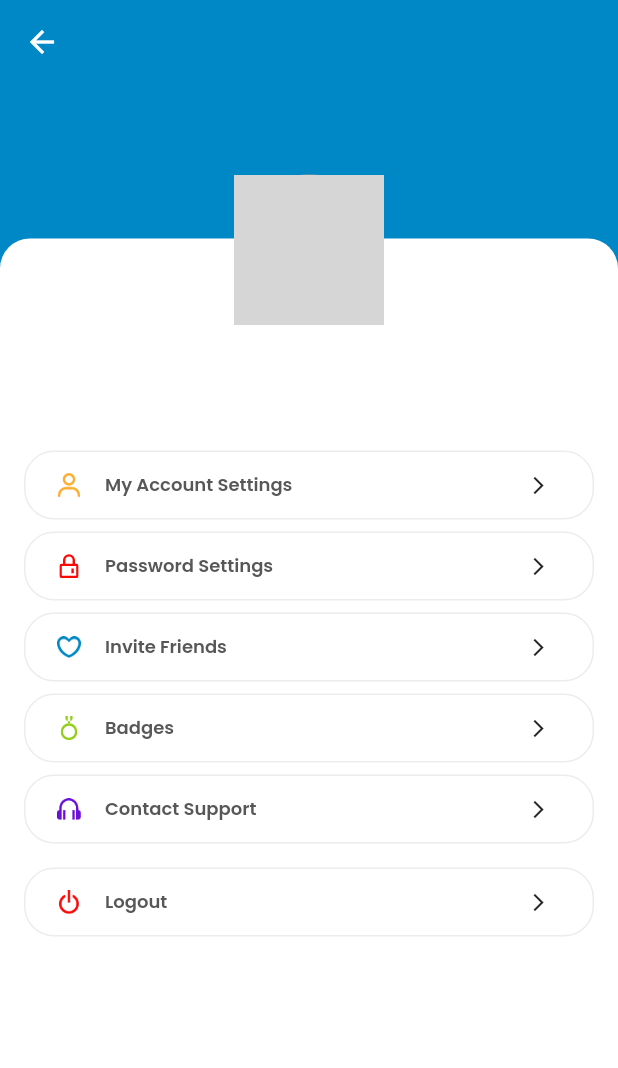
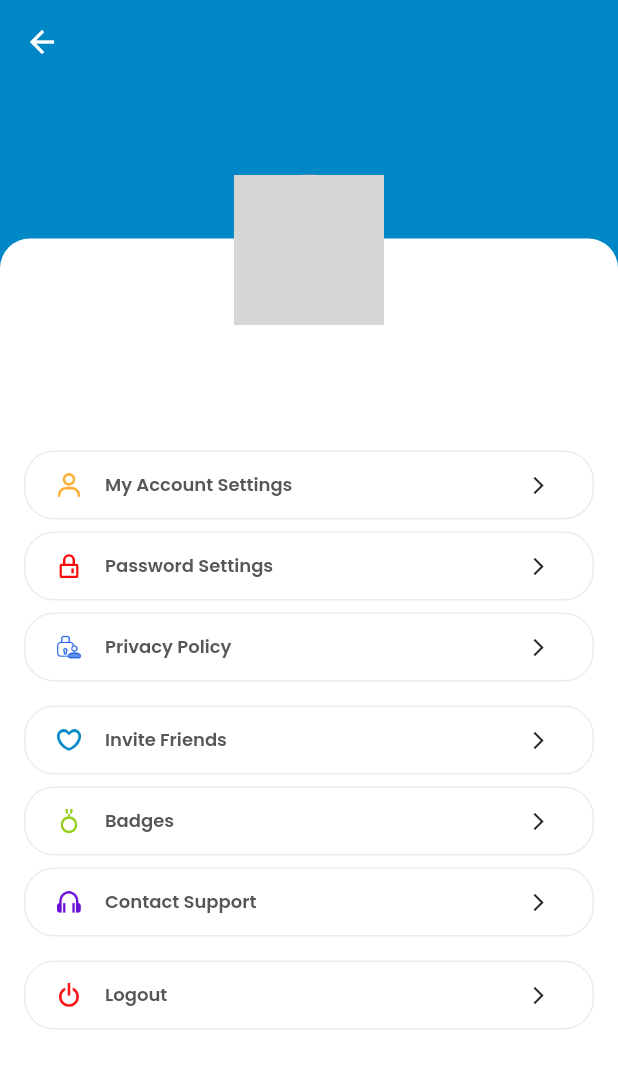
Before and after one commit to Sleeknoah/educand_main, a Flutter app: the Account screen opened directly, on a phone screen of 412 x 824 dp. Shown: the top 1068 px of the screen. Run offline on Flutter 3.47's test engine with Material 2 defaults, Android fonts, the phone set to English and light mode, and no system bars; our stand-ins replace audioplayers, flutter_svg, flutter_xlider, font_awesome_flutter, getwidget, group_radio_button and 7 more; missing offline and left inert: country_pickers, dart_random_choice, flutter_session, share_plus_web, shared_preferences_web; accounts and stored records are empty; network calls fail; project files that could hold a hidden picture were left out; grey boxes are pictures that could not be loaded.

Commit message:
Updates pushed

```diff
--- a/lib/screens/account.dart
+++ b/lib/screens/account.dart
@@ -8,6 +8,7 @@ import 'package:flutter_session/flutter_session.dart';
 import 'package:page_transition/page_transition.dart';
 import 'package:share_plus/share_plus.dart';
 import 'package:shared_preferences/shared_preferences.dart';
+import 'package:url_launcher/url_launcher.dart';
 
 import 'contact.dart';
 import 'splash.dart';
@@ -214,6 +215,20 @@ class _AccountState extends State<Account> {
                             isSvg: true,
                             text: "Password Settings",
                             image: "assets/svgs/lock.svg",
+                          ),
+                        ),
+                        Padding(
+                          padding: const EdgeInsets.symmetric(
+                            horizontal: 16.0,
+                            vertical: 8.0,
+                          ),
+                          child: OptionContainer(
+                            function: () {
+                              launch('https://educand.org/privacy-policy/');
+                            },
+                            isSvg: false,
+                            text: "Privacy Policy",
+                            image: "assets/images/privacy_policy.png",
                           ),
                         ),
                         Padding(
--- a/pubspec.yaml
+++ b/pubspec.yaml
@@ -15,7 +15,7 @@ publish_to: 'none' # Remove this line if you wish to publish to pub.dev
 # In iOS, build-name is used as CFBundleShortVersionString while build-number used as CFBundleVersion.
 # Read more about iOS versioning at
 # https://developer.apple.com/library/archive/documentation/General/Reference/InfoPlistKeyReference/Articles/CoreFoundationKeys.html
-version: 1.0.0+1
+version: 1.0.1+2
 
 environment:
   sdk: ">=2.7.0 <3.0.0"
```
Also changed, not shown: assets/images/privacy_policy.png (added), assets/svgs/privacy_policy.svg (added), pubspec.lock, 3 other files.
